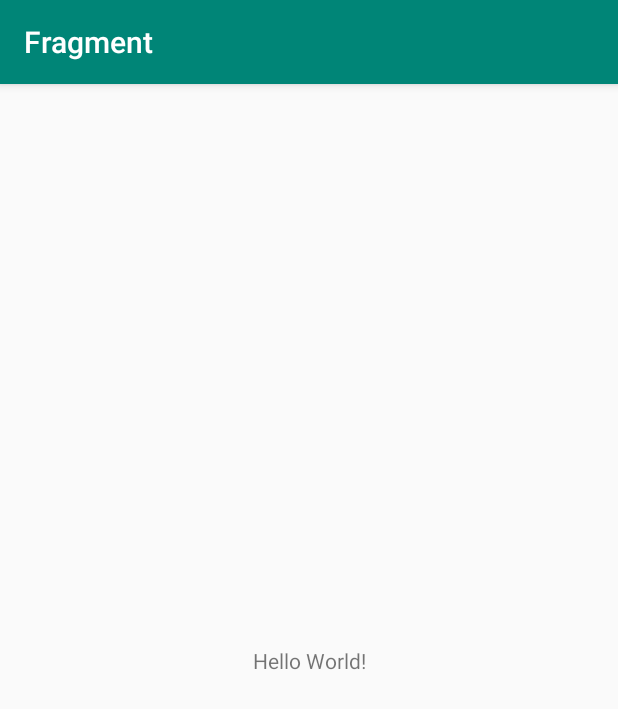
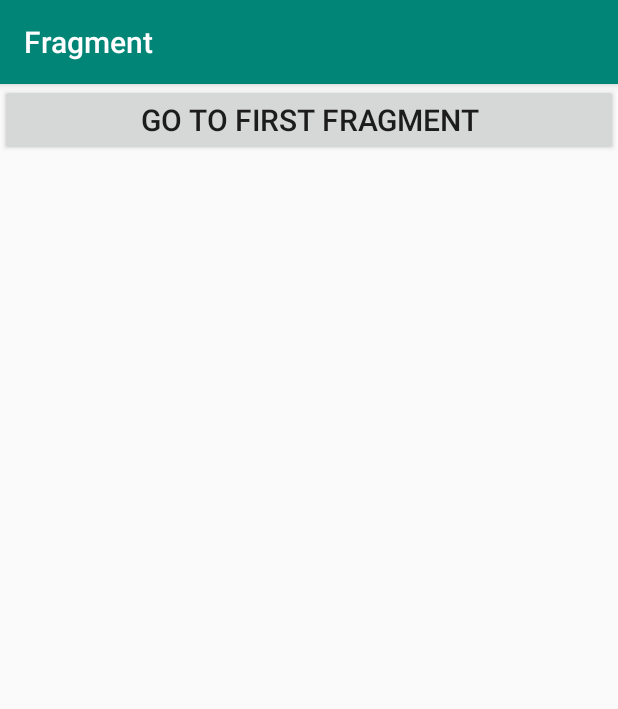
Before and after one commit to stainer33/Fragment, an Android app: the screen it shows after launch (MainActivity), on a phone screen of 412 x 824 dp. Shown: the top 709 px of the screen. Run offline under Robolectric (Android 15) with nearby library versions, the phone set to English and light mode, and no system bars.

```diff
--- a/app/build.gradle
+++ b/app/build.gradle
@@ -23,6 +23,7 @@ dependencies {
     implementation fileTree(dir: 'libs', include: ['*.jar'])
     implementation 'androidx.appcompat:appcompat:1.1.0'
     implementation 'androidx.constraintlayout:constraintlayout:1.1.3'
+    implementation 'androidx.legacy:legacy-support-v4:1.0.0'
     testImplementation 'junit:junit:4.12'
     androidTestImplementation 'androidx.test.ext:junit:1.1.1'
     androidTestImplementation 'androidx.test.espresso:espresso-core:3.2.0'
--- a/app/src/main/res/layout/activity_main.xml
+++ b/app/src/main/res/layout/activity_main.xml
@@ -1,18 +1,18 @@
 <?xml version="1.0" encoding="utf-8"?>
-<androidx.constraintlayout.widget.ConstraintLayout xmlns:android="http://schemas.android.com/apk/res/android"
+<LinearLayout xmlns:android="http://schemas.android.com/apk/res/android"
     xmlns:app="http://schemas.android.com/apk/res-auto"
     xmlns:tools="http://schemas.android.com/tools"
     android:layout_width="match_parent"
     android:layout_height="match_parent"
-    tools:context=".MainActivity">
+    tools:context=".MainActivity"
+    android:orientation="vertical"
+    android:id="@+id/fragContainer">
 
-    <TextView
-        android:layout_width="wrap_content"
+    <Button
+        android:layout_width="match_parent"
         android:layout_height="wrap_content"
-        android:text="Hello World!"
-        app:layout_constraintBottom_toBottomOf="parent"
-        app:layout_constraintLeft_toLeftOf="parent"
-        app:layout_constraintRight_toRightOf="parent"
-        app:layout_constraintTop_toTopOf="parent" />
+        android:text="Go to First fragment"
+        android:textSize="20sp"
+        android:id="@+id/btnFrag"></Button>
 
-</androidx.constraintlayout.widget.ConstraintLayout>
+</LinearLayout>
--- a/app/src/main/res/values/strings.xml
+++ b/app/src/main/res/values/strings.xml
@@ -1,3 +1,6 @@
 <resources>
     <string name="app_name">Fragment</string>
+
+    <!-- TODO: Remove or change this placeholder text -->
+    <string name="hello_blank_fragment">Hello blank fragment</string>
 </resources>
```
Also changed, not shown: app/src/main/java/com/e/fragment/FirstFragment.java (added, +41 -0 lines), app/src/main/java/com/e/fragment/MainActivity.java (+29 -1 lines), app/src/main/java/com/e/fragment/SecondFragment.java (added, +31 -0 lines), app/src/main/res/layout/fragment_first.xml (added, +32 -0 lines), app/src/main/res/layout/fragment_second.xml (added, +26 -0 lines).
